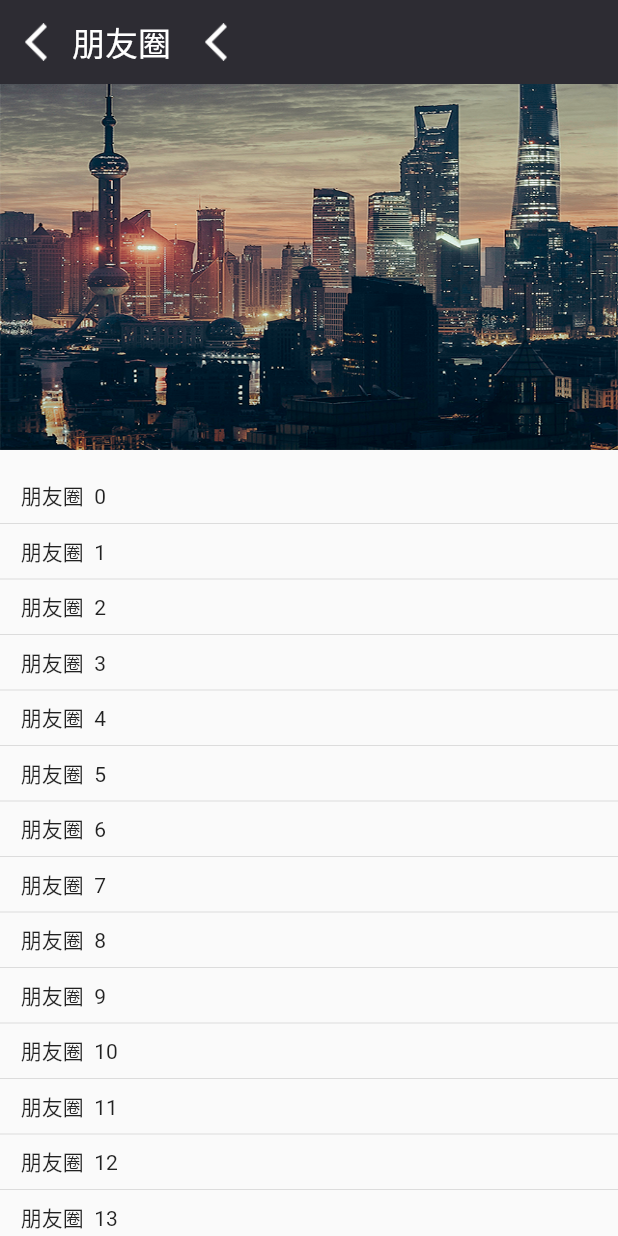
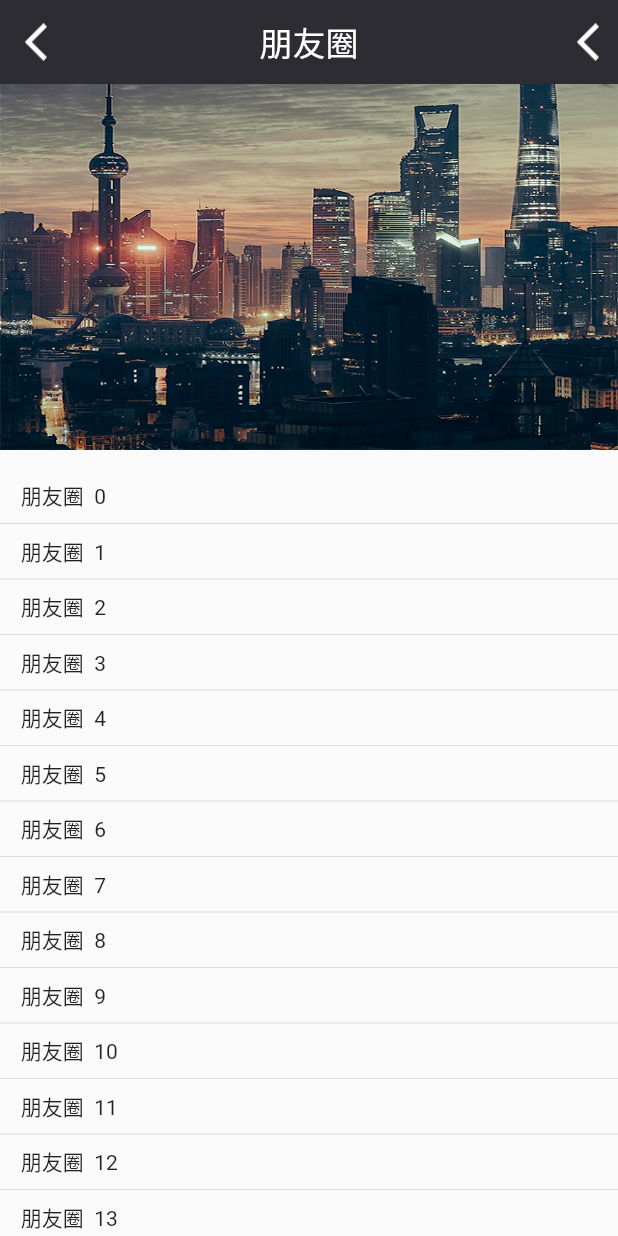
Before and after one commit to MacOMNI/wechat-flutter-project, a Flutter app: the FriendPage screen opened directly, on a phone screen of 412 x 824 dp. Run offline on Flutter 3.47's test engine with Material 2 defaults, Android fonts, the phone set to English and light mode, and no system bars; our stand-ins replace qr_flutter.

Commit message:
# page.dart

```diff
--- a/wechat_flutter/lib/views/pages/discover_page/friend_page.dart
+++ b/wechat_flutter/lib/views/pages/discover_page/friend_page.dart
@@ -115,14 +115,15 @@ class _FriendPageState extends State<FriendPage> {
                   Navigator.of(context).pop();
                 },
               ),
-              Center(
+              Expanded(
                 child: Text(
                   "朋友圈",
+                  textAlign: TextAlign.center,
                   style: new TextStyle(fontSize: 22, color: Colors.white),
                 ),
               ),
-              Align(
-                child: IconButton(
+              IconButton(
+                padding: EdgeInsets.only(right: 10),
                 alignment: Alignment.centerRight,
                 icon: Image.asset(
                   "assets/images/navbar/navbar_back.png",
@@ -134,7 +135,6 @@ class _FriendPageState extends State<FriendPage> {
                   Navigator.of(context).pop();
                 },
               ),
-              )
             ],
           ),
         ),
```
Lines whose indentation alone changed are shown as unchanged.
